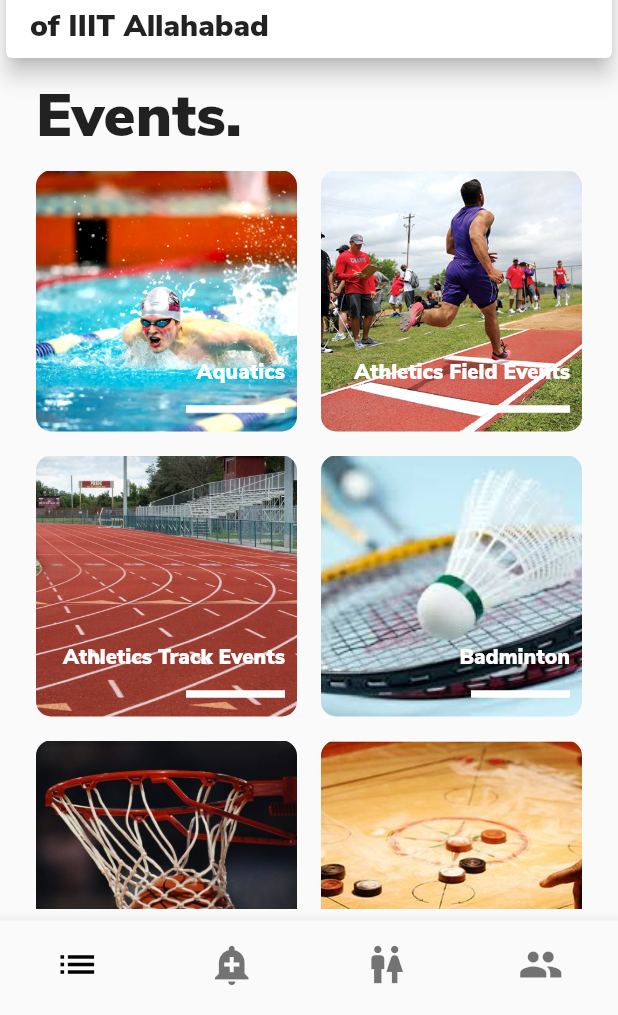
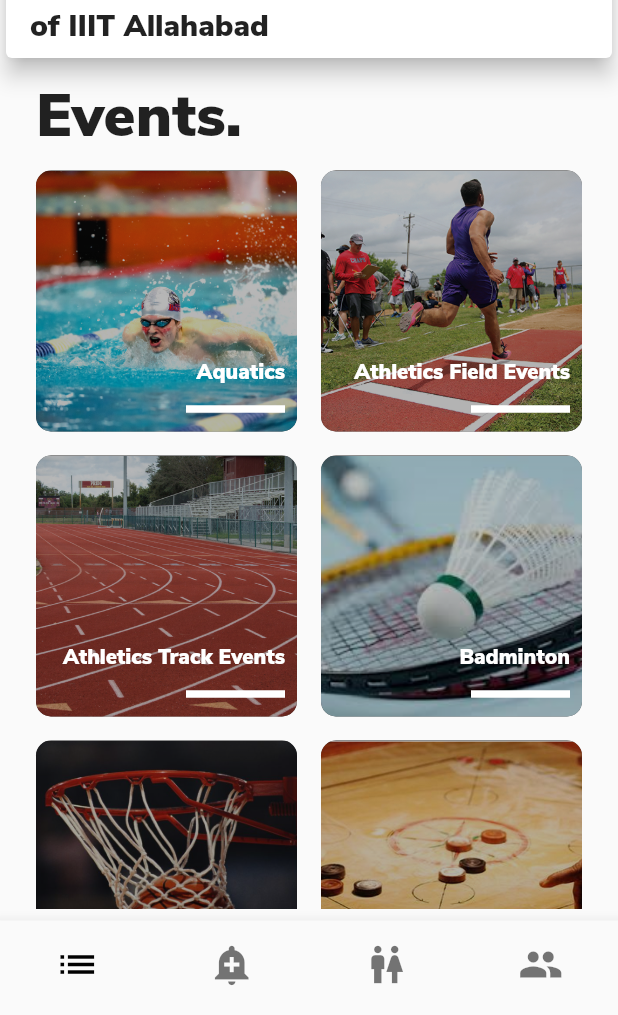
Before and after one commit to harchani-ritik/asmita_flutter, a Flutter app: the screen it shows after launch, on a phone screen of 412 x 824 dp, the part 221-1236 px from its top. Run offline on Flutter 3.47's test engine with Material 2 defaults, Android fonts, the light colour scheme and no system bars; our stand-ins replace cloud_firestore; accounts and stored records are empty.

Commit message:
added black tint to cards

```diff
--- a/lib/components/sport_tile.dart
+++ b/lib/components/sport_tile.dart
@@ -1,12 +1,10 @@
 import 'package:flutter/material.dart';
 
-
 class SportWidget extends StatelessWidget {
-
   final String name;
   final String image;
 
-  SportWidget({this.name,this.image});
+  SportWidget({this.name, this.image});
 
   @override
   Widget build(BuildContext context) {
@@ -14,18 +12,39 @@ class SportWidget extends StatelessWidget {
       padding: EdgeInsets.all(8.0),
       child: Container(
         decoration: BoxDecoration(
-            borderRadius: BorderRadius.circular(10.0),
-            image: DecorationImage(
-              image: AssetImage("images/$image"),
-              fit: BoxFit.cover,
-            ),),
+          borderRadius: BorderRadius.circular(10.0),
+          color: const Color.fromRGBO(0, 0, 0, 1),
+          image: DecorationImage(
+            image: AssetImage("images/$image"),
+            colorFilter: new ColorFilter.mode(
+                Colors.black.withOpacity(0.7), BlendMode.dstATop),
+            fit: BoxFit.cover,
+          ),
+          gradient: LinearGradient(
+            // Where the linear gradient begins and ends
+            begin: Alignment.bottomCenter,
+            end: Alignment.topCenter,
+            // Add one stop for each color. Stops should increase from 0 to 1
+            stops: [0.3, 1],
+            colors: [
+              // Colors are easy thanks to Flutter's Colors class.
+
+              Colors.black,
+              Colors.black87,
+              //   Colors.black54
+            ],
+          ),
+        ),
         child: Column(
           mainAxisAlignment: MainAxisAlignment.end,
           crossAxisAlignment: CrossAxisAlignment.end,
           children: <Widget>[
             Padding(
               padding: EdgeInsets.symmetric(horizontal: 8),
-              child: Text(name,style: TextStyle(color: Colors.white),),
+              child: Text(
+                name,
+                style: TextStyle(color: Colors.white),
+              ),
             ),
             Divider(
               indent: 100,
```
